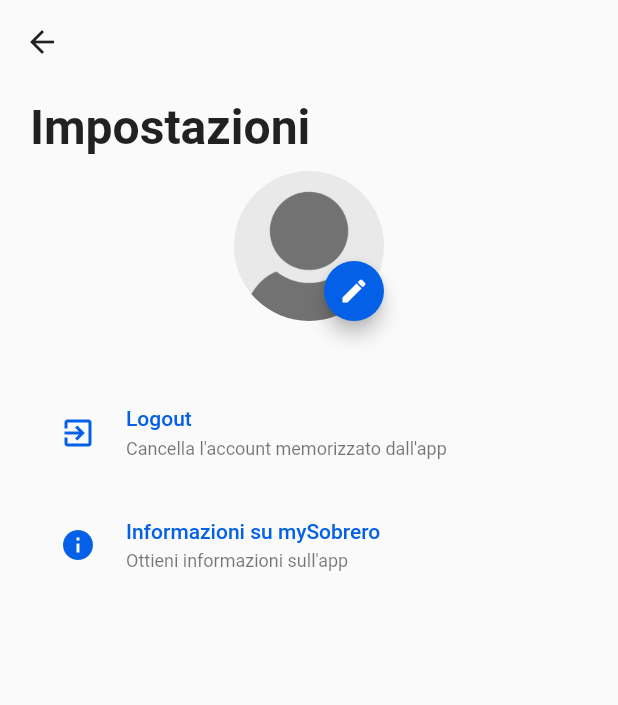
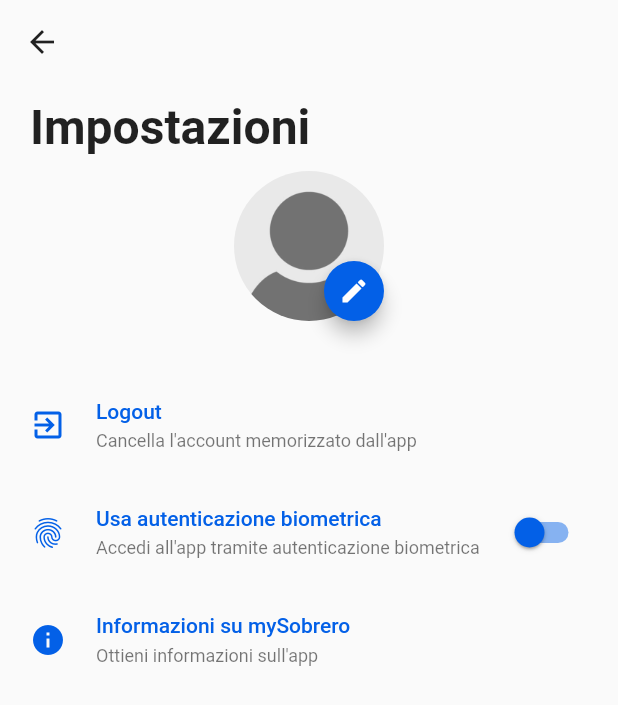
Before and after one commit to is-sobrero/mySobrero, a Flutter app: the ImpostazioniView screen opened directly with empty values, on a phone screen of 412 x 824 dp. Shown: the top 705 px of the screen. Run offline on Flutter 3.47's test engine with Material 2 defaults, Android fonts, the phone set to English and light mode, and no system bars; our stand-ins replace cached_network_image, cloud_firestore, expandable, firebase_analytics, firebase_crashlytics, firebase_messaging and 5 more; missing offline and left inert: cuberto_bottom_bar, flutter_custom_tabs, flutter_statusbarcolor; accounts and stored records are empty.

Commit message:
Finita UI Impostazioni, Fix UX vari

```diff
--- a/lib/impostazioni.dart
+++ b/lib/impostazioni.dart
@@ -218,7 +218,13 @@ class _ImpostazioniState extends State<ImpostazioniView> with SingleTickerProvid
                                     SettingsButton(Icons.exit_to_app, "Logout", "Cancella l'account memorizzato dall'app", () {
                                       _impostaBool("savedCredentials", false);
                                     }),
-                                    SettingsButton(Icons.info, "Informazioni su mySobrero", "Ottieni informazioni sull'app", () {})
+                                    ToggleButton(Icons.fingerprint, "Usa autenticazione biometrica", "Accedi all'app tramite autenticazione biometrica", () {
+                                      setState(() {
+                                          bioAuth = !bioAuth;
+                                        _impostaBool("biometric_auth", bioAuth);
+                                      });
+                                    }, bioAuth),
+                                    SettingsButton(Icons.info, "Informazioni su mySobrero", "Ottieni informazioni sull'app", () {}),
                                   ],
                                 )))
                       ],
@@ -231,7 +237,6 @@ class _ImpostazioniState extends State<ImpostazioniView> with SingleTickerProvid
         ],
       ),
     );
-
   }
 
   _impostaBool(String key, bool value) async {
@@ -252,7 +257,7 @@ class SettingsButton extends StatelessWidget {
   Widget build(BuildContext context) {
     return MaterialButton(
       textColor: Theme.of(context).primaryColor,
-      padding: EdgeInsets.all(20.0),
+      padding: EdgeInsets.fromLTRB(0, 15.0, 0 , 15),
       onPressed: this.onPressed,
       child: Row(
         children: <Widget>[
@@ -271,3 +276,42 @@ class SettingsButton extends StatelessWidget {
     );
   }
 }
+
+class ToggleButton extends StatelessWidget {
+  final IconData icon;
+  final String title;
+  final String caption;
+  final Function onPressed;
+  final bool booleanState;
+
+  ToggleButton(this.icon, this.title, this.caption, this.onPressed, this.booleanState);
+
+  @override
+  Widget build(BuildContext context) {
+    return MaterialButton(
+      textColor: Theme.of(context).primaryColor,
+      padding: EdgeInsets.fromLTRB(0, 15.0, 0 , 15),
+      onPressed: this.onPressed,
+      child: Row(
+        children: <Widget>[
+          Icon(this.icon),
+          SizedBox(width: 20.0),
+          Column(
+            crossAxisAlignment: CrossAxisAlignment.start,
+            children: <Widget>[
+              Text(this.title),
+              SizedBox(height: 5.0),
+              Text(this.caption, style: Theme.of(context).textTheme.caption),
+            ],
+          ),
+          Spacer(),
+          Switch(
+            value: booleanState,
+            inactiveThumbColor: Theme.of(context).primaryColor,
+            inactiveTrackColor: Theme.of(context).primaryColor.withAlpha(120),
+          )
+        ],
+      ),
+    );
+  }
+}
```
Also changed, not shown: lib/compiti.dart (+14 -2 lines), lib/mainview.dart (+2 -34 lines), assets/images/empty_state.png (added), 2 other files.
